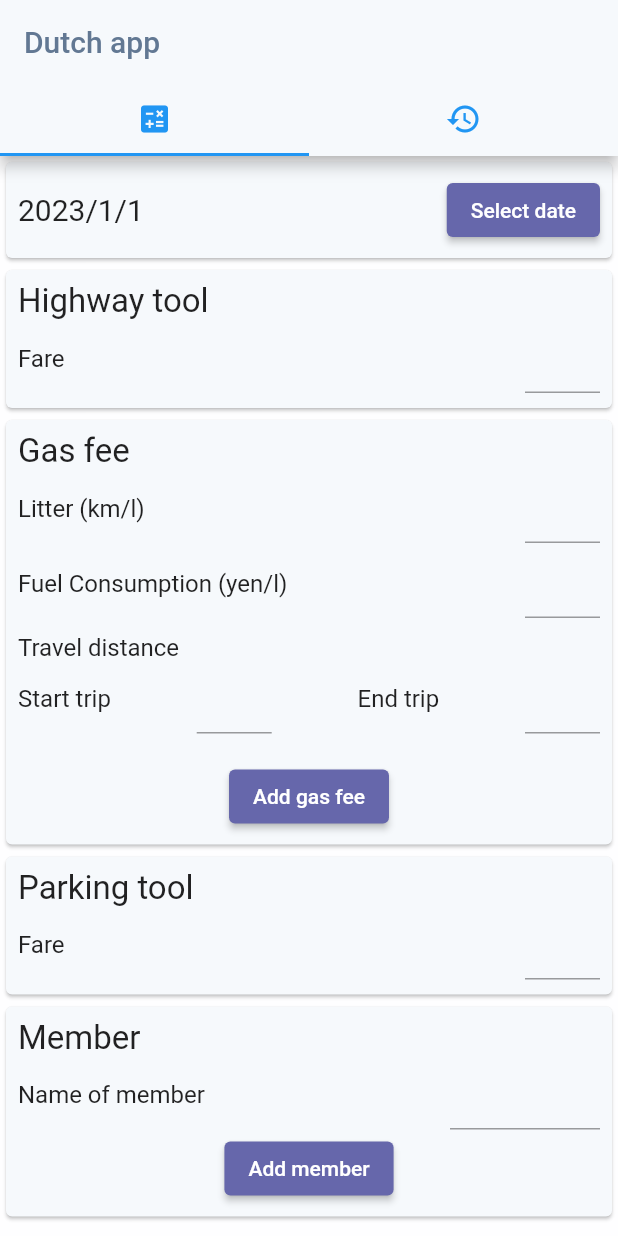
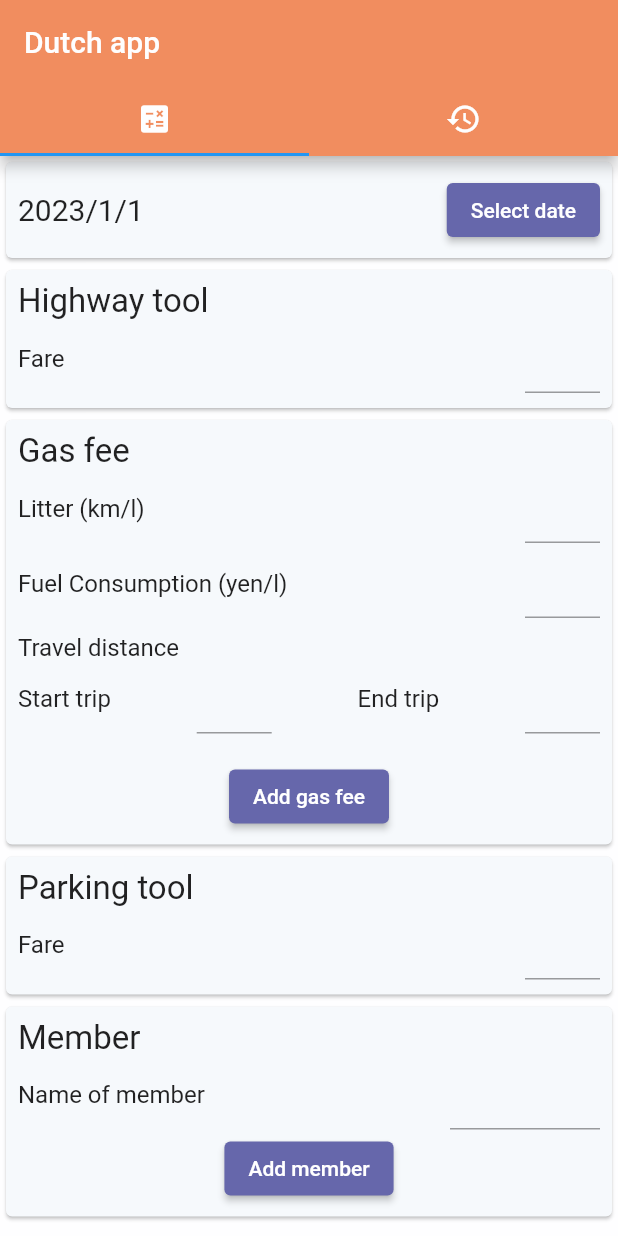
Before and after one commit to UraShiba/dutch_app, a Flutter app: the screen it shows after launch, on a phone screen of 412 x 824 dp. Run offline on Flutter 3.47's test engine with Material 2 defaults, Android fonts, the light colour scheme and no system bars; our stand-ins replace equatable, flutter_bloc.

Commit message:
correct conflict

```diff
--- a/lib/android_app.dart
+++ b/lib/android_app.dart
@@ -1,3 +1,4 @@
+import 'package:dutch_app/configration/style.dart';
 import 'package:dutch_app/history_page/history_page.dart';
 import 'package:flutter/material.dart';
 import 'package:dutch_app/bloc/history/history_cubit.dart';
@@ -14,25 +15,17 @@ class AndroidApp extends StatelessWidget {
       home: DefaultTabController(
         length: 2,
         child: Scaffold(
-            backgroundColor: const Color(0xFFFEFEFF),
+            backgroundColor: whiteColor,
             appBar: AppBar(
               bottom: const TabBar(tabs: [
-                Tab(
-                    icon: Icon(
-                  Icons.calculate,
-                  color: Colors.blue,
-                )),
-                Tab(
-                    icon: Icon(
-                  Icons.history,
-                  color: Colors.blue,
-                )),
+                Tab(icon: Icon(Icons.calculate, color: whiteColor)),
+                Tab(icon: Icon(Icons.history, color: whiteColor)),
               ]),
               title: const Text(
                 "Dutch app",
-                style: TextStyle(color: Color(0xFF627893)),
+                style: TextStyle(color: whiteColor),
               ),
-              backgroundColor: const Color((0xFFF6F9FC)),
+              backgroundColor: orangeColor,
             ),
             body: BlocProvider(
               create: (context) => HistoryCubit(),
```
Also changed, not shown: lib/ios_app.dart (+6 -13 lines).
